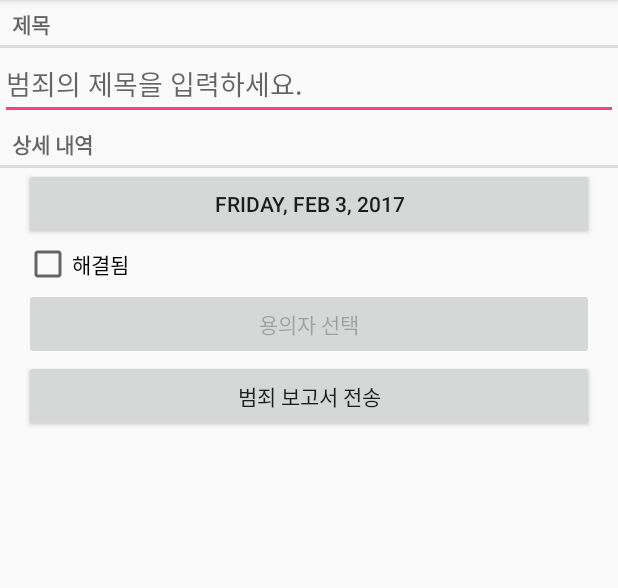
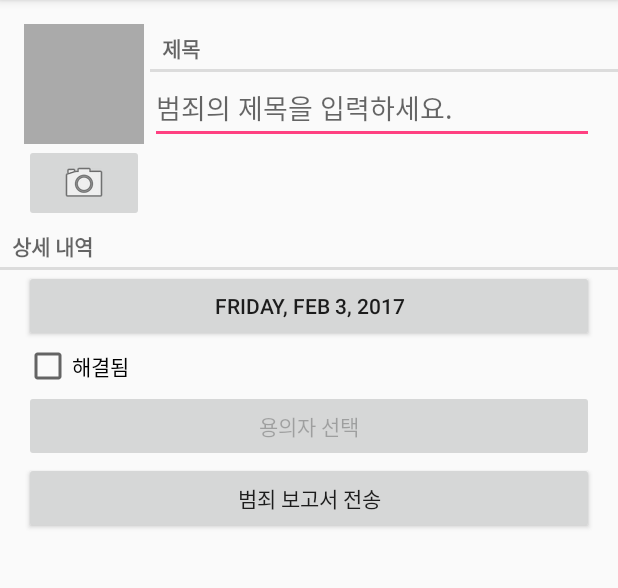
Before and after one commit to suprodigy/Android-Programming, an Android app: the CrimeFragment screen opened directly, with no data from a screen before it, on a phone screen of 412 x 824 dp, the part 84-672 px from its top. Run offline under Robolectric (Android 15) with nearby library versions, the phone set to English and light mode, and no system bars.

Commit message:
chapter 16. Take pictures using intent

```diff
--- a/CriminalIntent/app/src/main/java/com/example/android/criminalintent/Crime.java
+++ b/CriminalIntent/app/src/main/java/com/example/android/criminalintent/Crime.java
@@ -59,4 +59,8 @@
     public void setSuspect(String suspect) {
         mSuspect = suspect;
     }
+
+    public String getPhotoFileName() {
+        return "IMG_" + getId().toString() + ".jpg";
+    }
 }
--- a/CriminalIntent/app/src/main/java/com/example/android/criminalintent/CrimeFragment.java
+++ b/CriminalIntent/app/src/main/java/com/example/android/criminalintent/CrimeFragment.java
@@ -4,9 +4,11 @@
 import android.content.Intent;
 import android.content.pm.PackageManager;
 import android.database.Cursor;
+import android.graphics.Bitmap;
 import android.net.Uri;
 import android.os.Bundle;
 import android.provider.ContactsContract;
+import android.provider.MediaStore;
 import android.support.annotation.Nullable;
 import android.support.v4.app.Fragment;
 import android.support.v4.app.FragmentManager;
@@ -23,7 +25,10 @@
 import android.widget.CheckBox;
 import android.widget.CompoundButton;
 import android.widget.EditText;
+import android.widget.ImageButton;
+import android.widget.ImageView;
 
+import java.io.File;
 import java.util.Date;
 import java.util.UUID;
 
@@ -38,8 +43,10 @@
 
     private static final int REQUEST_DATE = 0;
     private static final int REQUEST_CONTACT = 1;
+    private static final int REQUEST_PHOTO = 2;
 
     private Crime mCrime;
+    private File mPhotoFile;
 
     private EditText mTitleField;
     private Button mDateButton;
@@ -47,6 +54,8 @@
     private CheckBox mSolvedCheckBox;
     private Button mReportButton;
     private Button mSuspectButton;
+    private ImageButton mPhotoButton;
+    private ImageView mPhotoView;
 
     public static CrimeFragment newInstance(UUID crimeId) {
         Bundle args = new Bundle();
@@ -63,6 +72,7 @@
         UUID crimeId = (UUID) getArguments().getSerializable(ARG_CRIME_ID);
         mCrime = CrimeLab.get(getActivity()).getCrime(crimeId);
         setHasOptionsMenu(true);
+        mPhotoFile = CrimeLab.get(getActivity()).getPhotoFile(mCrime);
     }
 
     @Nullable
@@ -142,6 +152,29 @@
             mSuspectButton.setEnabled(false);
         }
 
+        mPhotoButton = (ImageButton) v.findViewById(R.id.crime_camera);
+
+        final Intent captureImage = new Intent(MediaStore.ACTION_IMAGE_CAPTURE);
+
+        boolean canTakePhoto = mPhotoFile != null &&
+                captureImage.resolveActivity(packageManager) != null;
+        mPhotoButton.setEnabled(canTakePhoto);
+
+        if (canTakePhoto) {
+            Uri uri = Uri.fromFile(mPhotoFile);
+            captureImage.putExtra(MediaStore.EXTRA_OUTPUT, uri);
+        }
+
+        mPhotoButton.setOnClickListener(new View.OnClickListener() {
+            @Override
+            public void onClick(View v) {
+                startActivityForResult(captureImage, REQUEST_PHOTO);
+            }
+        });
+
+        mPhotoView = (ImageView) v.findViewById(R.id.crime_photo);
+        updatePhotoView();
+
         return v;
     }
 
@@ -183,6 +216,8 @@
             } finally {
                 c.close();
             }
+        } else if (requestCode == REQUEST_PHOTO) {
+            updatePhotoView();
         }
     }
 
@@ -212,6 +247,17 @@
         return report;
     }
 
+    private void updatePhotoView() {
+        if (mPhotoFile == null || !mPhotoFile.exists()) {
+            mPhotoView.setImageDrawable(null);
+        } else {
+            Bitmap bitmap = PictureUtils.getSaledBitmap(
+                    mPhotoFile.getPath(), getActivity()
+            );
+            mPhotoView.setImageBitmap(bitmap);
+        }
+    }
+
     @Override
     public void onCreateOptionsMenu(Menu menu, MenuInflater inflater) {
         super.onCreateOptionsMenu(menu, inflater);
--- a/CriminalIntent/app/src/main/java/com/example/android/criminalintent/CrimeLab.java
+++ b/CriminalIntent/app/src/main/java/com/example/android/criminalintent/CrimeLab.java
@@ -4,11 +4,13 @@
 import android.content.Context;
 import android.database.Cursor;
 import android.database.sqlite.SQLiteDatabase;
+import android.os.Environment;
 
 import com.example.android.criminalintent.database.CrimeBaseHelper;
 import com.example.android.criminalintent.database.CrimeCursorWrapper;
 import com.example.android.criminalintent.database.CrimeDbSchema.CrimeTable;
 
+import java.io.File;
 import java.util.ArrayList;
 import java.util.List;
 import java.util.UUID;
@@ -120,4 +122,14 @@
         return values;
     }
 
+    public File getPhotoFile(Crime crime) {
+        File externalFilesDir = mContext.getExternalFilesDir(Environment.DIRECTORY_PICTURES);
+
+        if(externalFilesDir == null) {
+            return null;
+        }
+
+        return new File(externalFilesDir, crime.getPhotoFileName());
+    }
+
 }
--- a/CriminalIntent/app/src/main/res/layout-land/fragment_crime.xml
+++ b/CriminalIntent/app/src/main/res/layout-land/fragment_crime.xml
@@ -5,17 +5,7 @@
     android:layout_width="match_parent"
     android:layout_height="match_parent">
 
-    <TextView
-        android:text="@string/crime_title_label"
-        style="?android:listSeparatorTextViewStyle"
-        android:layout_width="match_parent"
-        android:layout_height="wrap_content"/>
-
-    <EditText
-        android:id="@+id/crime_title"
-        android:hint="@string/crime_title_hint"
-        android:layout_width="match_parent"
-        android:layout_height="wrap_content"/>
+    <include layout="@layout/view_camera_and_title"/>
 
     <TextView
         android:text="@string/crime_details_label"
--- a/CriminalIntent/app/src/main/res/layout/fragment_crime.xml
+++ b/CriminalIntent/app/src/main/res/layout/fragment_crime.xml
@@ -5,17 +5,7 @@
     android:layout_width="match_parent"
     android:layout_height="match_parent">
 
-    <TextView
-        android:text="@string/crime_title_label"
-        style="?android:listSeparatorTextViewStyle"
-        android:layout_width="match_parent"
-        android:layout_height="wrap_content"/>
-
-    <EditText
-        android:id="@+id/crime_title"
-        android:hint="@string/crime_title_hint"
-        android:layout_width="match_parent"
-        android:layout_height="wrap_content"/>
+    <include layout="@layout/view_camera_and_title"/>
 
     <TextView
         android:text="@string/crime_details_label"
--- /dev/null
+++ b/CriminalIntent/app/src/main/res/layout/view_camera_and_title.xml
@@ -0,0 +1,53 @@
+<?xml version="1.0" encoding="utf-8"?>
+<LinearLayout
+    xmlns:android="http://schemas.android.com/apk/res/android"
+    android:orientation="horizontal"
+    android:layout_marginLeft="16dp"
+    android:layout_marginTop="16dp"
+    android:layout_width="match_parent"
+    android:layout_height="wrap_content">
+
+    <LinearLayout
+        android:orientation="vertical"
+        android:layout_marginRight="4dp"
+        android:layout_width="wrap_content"
+        android:layout_height="wrap_content">
+
+        <ImageView
+            android:id="@+id/crime_photo"
+            android:scaleType="centerInside"
+            android:background="@android:color/darker_gray"
+            android:cropToPadding="true"
+            android:layout_width="80dp"
+            android:layout_height="80dp"/>
+
+        <ImageButton
+            android:id="@+id/crime_camera"
+            android:src="@android:drawable/ic_menu_camera"
+            android:layout_width="match_parent"
+            android:layout_height="wrap_content"/>
+
+    </LinearLayout>
+
+    <LinearLayout
+        android:orientation="vertical"
+        android:layout_weight="1"
+        android:layout_width="wrap_content"
+        android:layout_height="wrap_content">
+
+        <TextView
+            android:text="@string/crime_title_label"
+            style="?android:listSeparatorTextViewStyle"
+            android:layout_width="match_parent"
+            android:layout_height="wrap_content"/>
+
+        <EditText
+            android:id="@+id/crime_title"
+            android:layout_marginRight="16dp"
+            android:hint="@string/crime_title_hint"
+            android:layout_width="match_parent"
+            android:layout_height="wrap_content"/>
+
+    </LinearLayout>
+
+</LinearLayout>
```
Also changed, not shown: CriminalIntent/app/src/main/AndroidManifest.xml (+7 -0 lines), CriminalIntent/app/src/main/java/com/example/android/criminalintent/PictureUtils.java (added, +47 -0 lines).
